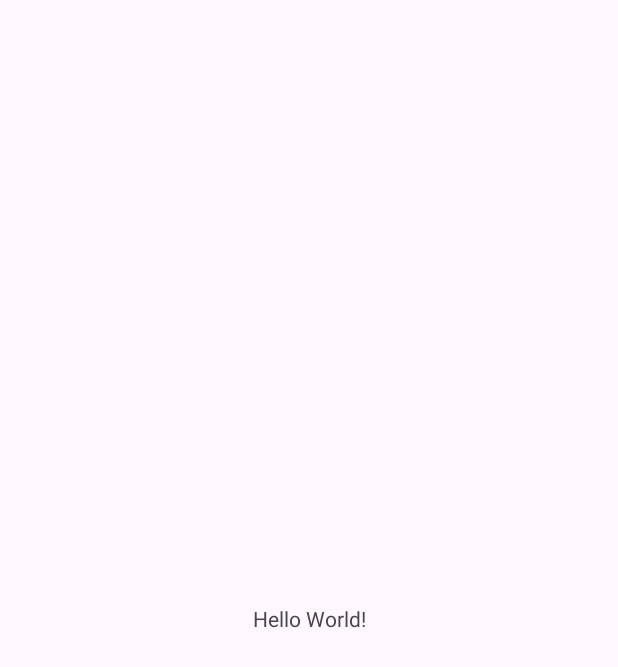
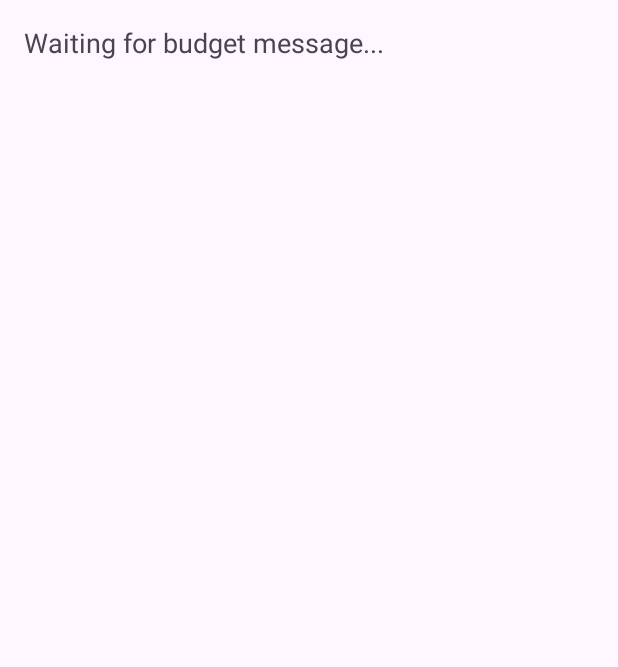
Before and after one commit to MotloungKoena/AnalyticsApp, an Android app: the screen it shows after launch (MainActivity), on a phone screen of 412 x 824 dp. Before the commit the part shown is almost empty. Shown: the top 667 px of the screen. Run offline under Robolectric (Android 15) with nearby library versions, the phone set to English and light mode, and no system bars.

Commit message:
updated changes

```diff
--- a/app/src/main/java/motloung/koena/analyticsapp/AnalyticsActivity.kt
+++ b/app/src/main/java/motloung/koena/analyticsapp/AnalyticsActivity.kt
@@ -2,6 +2,7 @@ package motloung.koena.analyticsapp
 
 import android.os.Bundle
 import android.widget.TextView
+import android.widget.Toast
 import androidx.appcompat.app.AppCompatActivity
 
 class AnalyticsActivity : AppCompatActivity() {
@@ -9,10 +10,7 @@ class AnalyticsActivity : AppCompatActivity() {
         super.onCreate(savedInstanceState)
         setContentView(R.layout.activity_analytics)
 
-        val trustedPackage = "motloung.koena.financeapp"
-        if (callingActivity?.packageName != trustedPackage) {
-            finish() // Block if not trusted
-        }
+
 
         val summary = intent.getStringExtra("summary")
         findViewById<TextView>(R.id.summaryTextView).text = summary
--- a/app/src/main/java/motloung/koena/analyticsapp/MainActivity.kt
+++ b/app/src/main/java/motloung/koena/analyticsapp/MainActivity.kt
@@ -1,11 +1,37 @@
 package motloung.koena.analyticsapp
 
+import android.content.BroadcastReceiver
+import android.content.Context
+import android.content.Intent
+import android.content.IntentFilter
+import android.os.Bundle
+import android.widget.TextView
 import androidx.appcompat.app.AppCompatActivity
-import android.os.Bundle
 
 class MainActivity : AppCompatActivity() {
+
+    private lateinit var txtBroadcastMessage: TextView
+
+    private val budgetReceiver = object : BroadcastReceiver() {
+        override fun onReceive(context: Context?, intent: Intent?) {
+            val message = intent?.getStringExtra("message") ?: "No message"
+            txtBroadcastMessage.text = "AnalyticsApp received: $message"
+        }
+    }
+
     override fun onCreate(savedInstanceState: Bundle?) {
         super.onCreate(savedInstanceState)
         setContentView(R.layout.activity_main)
+
+        txtBroadcastMessage = findViewById(R.id.txtBroadcastMessage)
+
+        // Register the receiver (same action and permission)
+        val filter = IntentFilter("com.example.ACTION_BUDGET_REMINDER")
+        registerReceiver(budgetReceiver, filter, "com.example.permission.RECEIVE_BUDGET_REMINDER", null)
+    }
+
+    override fun onDestroy() {
+        super.onDestroy()
+        unregisterReceiver(budgetReceiver)
     }
 }
--- a/app/src/main/res/layout/activity_main.xml
+++ b/app/src/main/res/layout/activity_main.xml
@@ -7,12 +7,14 @@
     tools:context=".MainActivity">
 
     <TextView
+        android:id="@+id/txtBroadcastMessage"
         android:layout_width="wrap_content"
         android:layout_height="wrap_content"
-        android:text="Hello World!"
-        app:layout_constraintBottom_toBottomOf="parent"
-        app:layout_constraintEnd_toEndOf="parent"
-        app:layout_constraintStart_toStartOf="parent"
-        app:layout_constraintTop_toTopOf="parent" />
+        android:text="Waiting for budget message..."
+        android:textSize="18sp"
+        android:padding="16dp"
+        android:layout_gravity="center_horizontal"
+        tools:ignore="MissingConstraints" />
+
 
 </androidx.constraintlayout.widget.ConstraintLayout>
```
Also changed, not shown: app/src/main/AndroidManifest.xml (+11 -3 lines), app/src/main/res/layout/activity_analytics.xml (+7 -3 lines).
